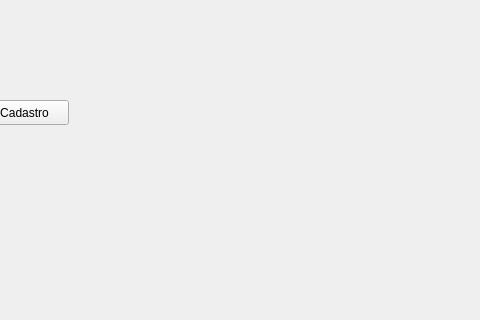
First picture: the form in qt6/src/janelainicial.ui, repository lamarckf/cuidesys, before the edit; both pictures show x 320 to 800 and y 0 to 320 of the 800 by 600 pixel window.
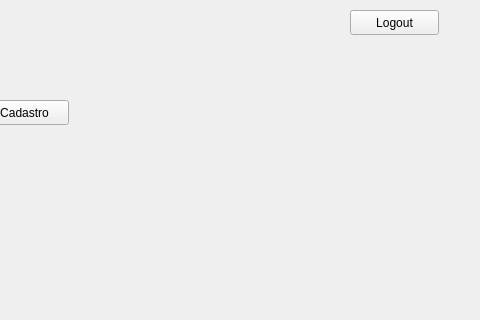
Second picture: the form after the edit.

```diff
--- a/qt6/src/janelainicial.ui
+++ b/qt6/src/janelainicial.ui
@@ -27,6 +27,19 @@
      <string>Cadastro</string>
     </property>
    </widget>
+   <widget class="QPushButton" name="bt_logout">
+    <property name="geometry">
+     <rect>
+      <x>670</x>
+      <y>10</y>
+      <width>89</width>
+      <height>25</height>
+     </rect>
+    </property>
+    <property name="text">
+     <string>Logout</string>
+    </property>
+   </widget>
   </widget>
   <widget class="QMenuBar" name="menubar">
    <property name="geometry">
```
